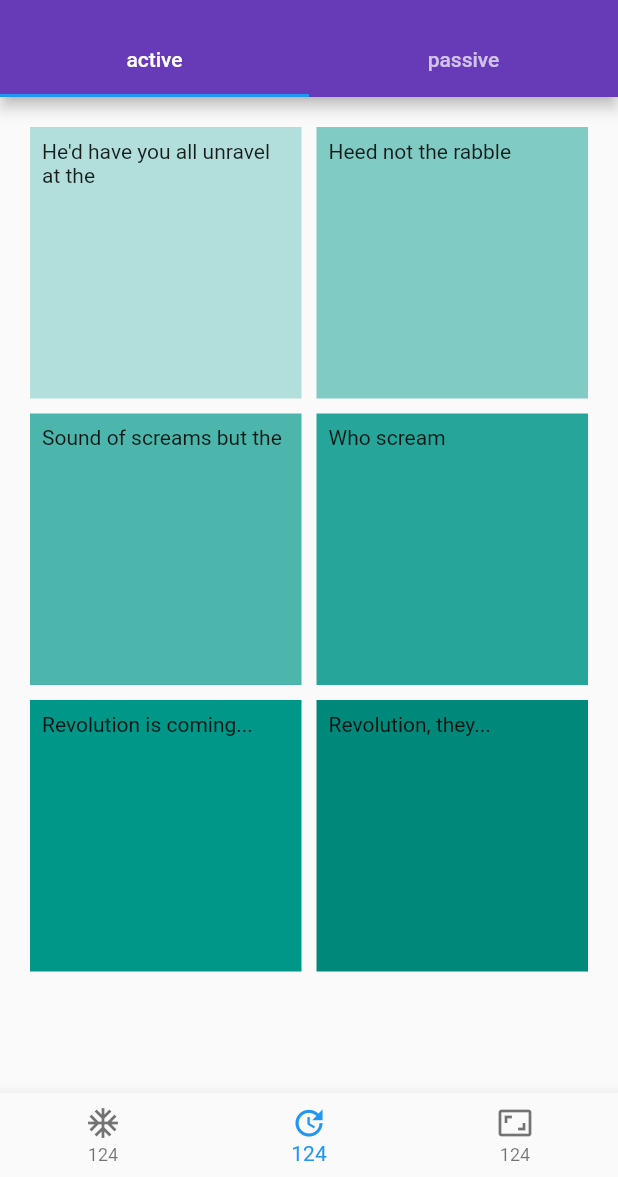
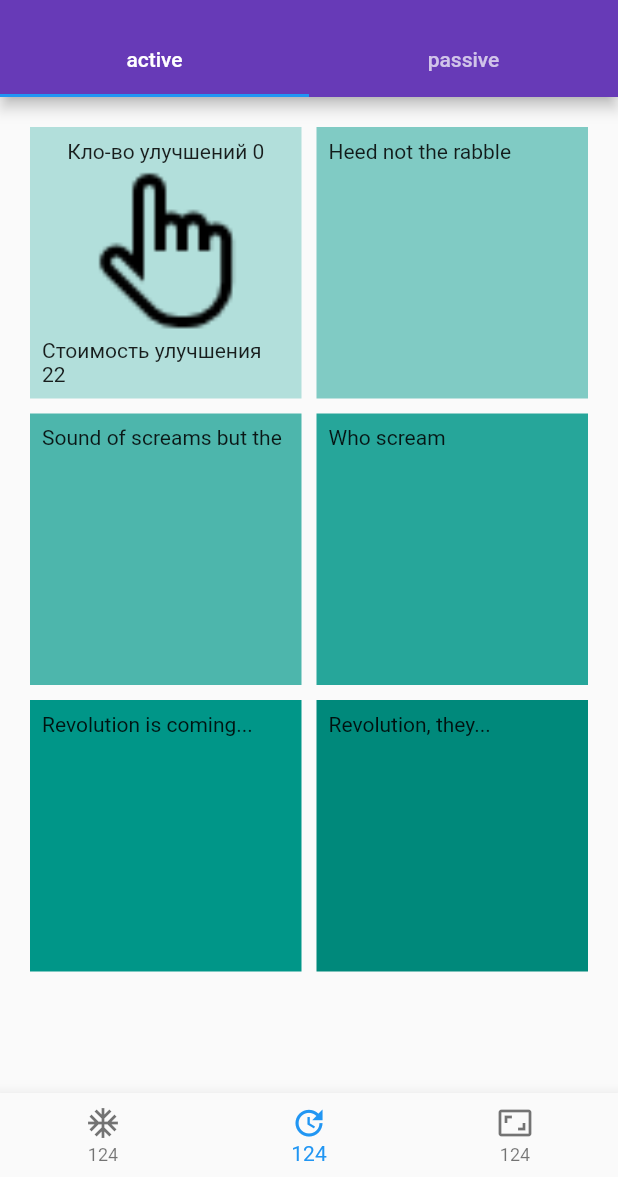
Before and after one commit to cup-of-Aygiz/playpepe, a Flutter app: the screen it shows after launch, item 2 of the bottom bar chosen, on a phone screen of 412 x 824 dp, the part 59-1236 px from its top. Run offline on Flutter 3.47's test engine with Material 2 defaults, Android fonts, the phone set to English and light mode, and no system bars; our stand-ins replace shared_preferences.

Commit message:
added 1 update

```diff
--- a/lib/pages/update_active_page.dart
+++ b/lib/pages/update_active_page.dart
@@ -1,5 +1,9 @@
+import 'dart:math';
+
 import 'package:flutter/cupertino.dart';
 import 'package:flutter/material.dart';
+import 'package:game_of_pepe/repository/shared_prefs_repo.dart';
+import 'package:shared_preferences/shared_preferences.dart';
 
 class ActivePage extends StatefulWidget {
   @override
@@ -7,8 +11,45 @@ class ActivePage extends StatefulWidget {
 }
 
 class _ActivePageState extends State<ActivePage> {
-  void _addDamage(TapDownDetails details) {
+  late double _numberOfClicks;
+  late double _clickPower = 1;
+  late int _numberOfUpdate = 0;
+  late num _costUpdate = 12+10*pow(1.07,_numberOfUpdate);
 
+  void initState() {
+    SharedPrefsRepo.readClick().then((value) {
+      if (value == null) return;
+      setState(() {
+        _numberOfClicks = value;
+      });
+    });
+    SharedPrefsRepo.readPowerClick().then((value) {
+      if (value == null) return _clickPower = 1;
+      setState(() {
+        _clickPower = value;
+      });
+    });
+    SharedPrefsRepo.readUpdateClick().then((value) {
+      if (value == null) return _numberOfUpdate = 0;
+      setState(() {
+        _numberOfUpdate = value;
+        _costUpdate = 12+10*pow(1.07,_numberOfUpdate);
+      });
+    });
+    super.initState();
+  }
+  void _addClick(TapDownDetails details) {
+    if (_numberOfClicks >= (12+10*pow(1.07,_numberOfUpdate)).round()) {
+      setState(() {
+        _numberOfClicks-= (12+10*pow(1.07,_numberOfUpdate)).round();
+        SharedPrefsRepo.writeClick(_numberOfClicks);
+        _clickPower++;
+        SharedPrefsRepo.writePowerClick(_clickPower);
+        _numberOfUpdate++;
+        SharedPrefsRepo.writeUpdateClick(_numberOfUpdate);
+        _costUpdate = 12+10*pow(1.07,_numberOfUpdate);
+      });
+    }
   }
 
   @override
@@ -21,10 +62,21 @@ class _ActivePageState extends State<ActivePage> {
       crossAxisCount: 2,
       children: <Widget>[
         GestureDetector(
-          onTapDown: (TapDownDetails details) => _addDamage(details),
+          onTapDown: (TapDownDetails details) => _addClick(details),
           child: Container(
             padding: const EdgeInsets.all(8),
-            child: const Text("He'd have you all unravel at the"),
+            child: Column(
+              children: [
+                Text("Кло-во улучшений $_numberOfUpdate"),
+                Expanded(
+                  child: Image.asset(
+                    "assets/gameimage/icons/tap.png",
+                    fit: BoxFit.cover,
+                  ),
+                ),
+                Text("Стоимость улучшения ${_costUpdate.round()}"),
+              ],
+            ),
             color: Colors.teal[100],
           ),
         ),
--- a/lib/repository/shared_prefs_repo.dart
+++ b/lib/repository/shared_prefs_repo.dart
@@ -1,13 +1,35 @@
 import 'package:shared_preferences/shared_preferences.dart';
 
 class SharedPrefsRepo {
-  static const String _damageKey = "_damageKey";
+  static const String _ClickKey = "_ClickKey";
+  static const String _PowerClick = "_PowerClickKey";
+  static const String _numberOfUpdate = "_numberOfUpdate";
   static Future<double?> readClick() async {
     SharedPreferences prefs = await SharedPreferences.getInstance();
-    return prefs.getDouble(_damageKey);
+    return prefs.getDouble(_ClickKey);
   }
   static Future<void> writeClick(double damage) async {
     SharedPreferences prefs = await SharedPreferences.getInstance();
-    await prefs.setDouble(_damageKey, damage);
+    await prefs.setDouble(_ClickKey, damage);
+  }
+
+  static Future<double?> readPowerClick() async {
+    SharedPreferences prefs = await SharedPreferences.getInstance();
+    return prefs.getDouble(_PowerClick);
+  }
+
+  static Future<void> writePowerClick(double power) async {
+    SharedPreferences prefs = await SharedPreferences.getInstance();
+    await prefs.setDouble(_PowerClick, power);
+  }
+
+  static Future<int?> readUpdateClick() async {
+    SharedPreferences prefs = await SharedPreferences.getInstance();
+    return prefs.getInt(_numberOfUpdate);
+  }
+
+  static Future<void> writeUpdateClick(int update) async {
+    SharedPreferences prefs = await SharedPreferences.getInstance();
+    await prefs.setInt(_numberOfUpdate, update);
   }
 }
--- a/pubspec.yaml
+++ b/pubspec.yaml
@@ -56,6 +56,7 @@ flutter:
       - assets/gameimage/player/
       - assets/gameimage/location/
       - assets/gameimage/player/Pers.png
+      - assets/gameimage/icons/
   #   - images/a_dot_ham.jpeg
 
   # An image asset can refer to one or more resolution-specific "variants", see
```
Also changed, not shown: lib/pages/fight_page.dart (+12 -0 lines), assets/gameimage/icons/tap.png (added), lib/widgets/active_update_widgets.dart (added).
